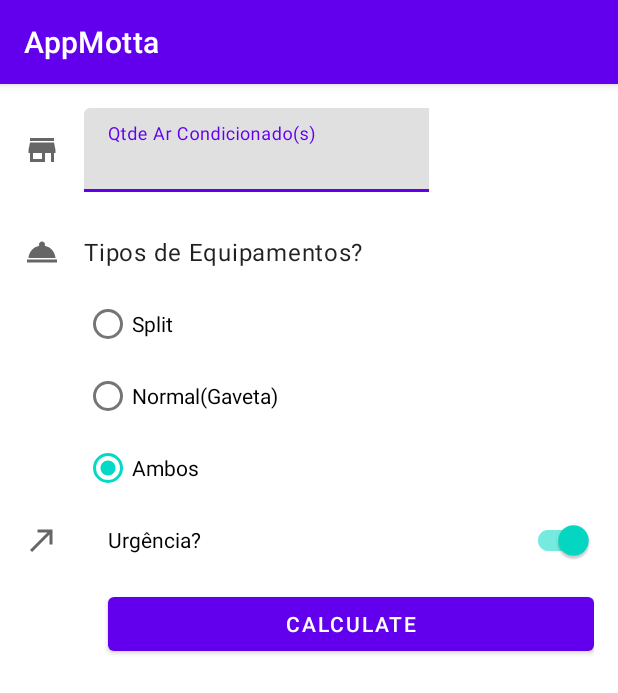
After one commit to FranciscoAguiar/MottaEngenharia, an Android app: the DetailActivity screen opened directly, with no data from a screen before it, on a phone screen of 412 x 824 dp. The commit adds this screen. Shown: the top 693 px of the screen. Run offline under Robolectric (Android 15) with nearby library versions, the phone set to English and light mode, and no system bars.

Commit message:
Adding detail page

```diff
--- /dev/null
+++ b/app/src/main/java/br/com/fa/appmotta/DetailActivity.kt
@@ -0,0 +1,21 @@
+package br.com.fa.appmotta
+
+import android.os.Build
+import androidx.appcompat.app.AppCompatActivity
+import android.os.Bundle
+import br.com.fa.appmotta.model.Model
+
+class DetailActivity : AppCompatActivity() {
+    override fun onCreate(savedInstanceState: Bundle?) {
+        super.onCreate(savedInstanceState)
+        setContentView(R.layout.activity_detail)
+        val model = if (Build.VERSION.SDK_INT >= Build.VERSION_CODES.TIRAMISU) {
+            intent.getParcelableExtra("model", Model::class.java)
+        } else {
+            intent.getParcelableExtra<Model>("model")
+        }
+        if (model != null) {
+            System.out.println("Teste----------1"+ model.title)
+        }
+    }
+}
--- a/app/src/main/java/br/com/fa/appmotta/adapter/ItemAdapter.kt
+++ b/app/src/main/java/br/com/fa/appmotta/adapter/ItemAdapter.kt
@@ -14,6 +14,8 @@ import kotlinx.android.synthetic.main.row.view.*
 
 class ItemAdapter(val arrayList: ArrayList<Model>, val context: Context):
     RecyclerView.Adapter<ItemAdapter.ItemViewHolder>() {
+
+    var onItemClick : ((Model) -> Unit)? = null
 
     class ItemViewHolder(private val view:View): RecyclerView.ViewHolder(view){
 
@@ -44,5 +46,8 @@ class ItemAdapter(val arrayList: ArrayList<Model>, val context: Context):
     override fun onBindViewHolder(holder: ItemViewHolder, position: Int) {
         val item = arrayList[position]
         holder.bindItems(item)
+        holder.itemView.setOnClickListener{
+            onItemClick?.invoke(item)
+        }
     }
 }
--- a/app/src/main/java/br/com/fa/appmotta/fragments/MenuFragment.kt
+++ b/app/src/main/java/br/com/fa/appmotta/fragments/MenuFragment.kt
@@ -1,5 +1,6 @@
 package br.com.fa.appmotta.fragments
 
+import android.content.Intent
 import android.os.Bundle
 import androidx.fragment.app.Fragment
 import android.view.LayoutInflater
@@ -7,6 +8,7 @@ import android.view.View
 import android.view.ViewGroup
 import androidx.recyclerview.widget.LinearLayoutManager
 import androidx.recyclerview.widget.RecyclerView
+import br.com.fa.appmotta.DetailActivity
 import br.com.fa.appmotta.R
 import br.com.fa.appmotta.adapter.ItemAdapter
 import br.com.fa.appmotta.data.Datasource
@@ -32,14 +34,28 @@ class MenuFragment : Fragment() {
     override fun onViewCreated(itemView: View, savedInstanceState: Bundle?) {
         super.onViewCreated(itemView, savedInstanceState)
         val myDataset = Datasource().loadModels()
-
+        var myAdapter = ItemAdapter(myDataset, requireContext())
         recyclerView.apply {
             // set a LinearLayoutManager to handle Android
             // RecyclerView behavior
             layoutManager = LinearLayoutManager(activity)
             // set the custom adapter to the RecyclerView
-            adapter =  ItemAdapter(myDataset, requireContext())
+            adapter =  myAdapter
         }
+
+        myAdapter.onItemClick = {
+            System.out.println("----------------teste")
+
+            val intent = Intent(requireContext(),DetailActivity::class.java)
+            intent.putExtra("model", it)
+            System.out.println("----------------teste"+it.title)
+
+            startActivity(intent)
+
+
+        }
+
+
     }
 
 
--- a/app/src/main/java/br/com/fa/appmotta/model/Model.kt
+++ b/app/src/main/java/br/com/fa/appmotta/model/Model.kt
@@ -1,4 +1,36 @@
 package br.com.fa.appmotta.model
 
-class Model(val title: String, val des: String, val image:Int) {
+
+import android.os.Parcel
+import android.os.Parcelable
+
+data class Model(val title: String, val des: String, val image:Int) : Parcelable {
+    constructor(parcel: Parcel) : this(
+        parcel.readString()!!,
+        parcel.readString()!!,
+        parcel.readInt()
+    ) {
+    }
+
+    override fun describeContents(): Int {
+      return 0
+    }
+
+    override fun writeToParcel(dest: Parcel, flags: Int) {
+        dest?.writeString(this.title)
+        dest?.writeString(this.des)
+        dest?.writeInt(this.image)
+
+    }
+
+    companion object CREATOR : Parcelable.Creator<Model> {
+        override fun createFromParcel(parcel: Parcel): Model {
+            return Model(parcel)
+        }
+
+        override fun newArray(size: Int): Array<Model?> {
+            return arrayOfNulls(size)
+        }
+    }
+
 }
--- /dev/null
+++ b/app/src/main/res/drawable/ic_round_up.xml
@@ -0,0 +1,10 @@
+<vector xmlns:android="http://schemas.android.com/apk/res/android"
+    android:width="24dp"
+    android:height="24dp"
+    android:viewportWidth="24"
+    android:viewportHeight="24"
+    android:tint="?attr/colorControlNormal">
+  <path
+      android:fillColor="@android:color/white"
+      android:pathData="M9,5v2h6.59L4,18.59 5.41,20 17,8.41V15h2V5z"/>
+</vector>
--- /dev/null
+++ b/app/src/main/res/drawable/ic_service.xml
@@ -0,0 +1,10 @@
+<vector xmlns:android="http://schemas.android.com/apk/res/android"
+    android:width="24dp"
+    android:height="24dp"
+    android:viewportWidth="24"
+    android:viewportHeight="24"
+    android:tint="?attr/colorControlNormal">
+  <path
+      android:fillColor="@android:color/white"
+      android:pathData="M2,17h20v2L2,19zM13.84,7.79c0.1,-0.24 0.16,-0.51 0.16,-0.79 0,-1.1 -0.9,-2 -2,-2s-2,0.9 -2,2c0,0.28 0.06,0.55 0.16,0.79C6.25,8.6 3.27,11.93 3,16h18c-0.27,-4.07 -3.25,-7.4 -7.16,-8.21z"/>
+</vector>
--- /dev/null
+++ b/app/src/main/res/drawable/ic_store.xml
@@ -0,0 +1,10 @@
+<vector xmlns:android="http://schemas.android.com/apk/res/android"
+    android:width="24dp"
+    android:height="24dp"
+    android:viewportWidth="24"
+    android:viewportHeight="24"
+    android:tint="?attr/colorControlNormal">
+  <path
+      android:fillColor="@android:color/white"
+      android:pathData="M20,4L4,4v2h16L20,4zM21,14v-2l-1,-5L4,7l-1,5v2h1v6h10v-6h4v6h2v-6h1zM12,18L6,18v-4h6v4z"/>
+</vector>
--- /dev/null
+++ b/app/src/main/res/layout/activity_detail.xml
@@ -0,0 +1,132 @@
+<?xml version="1.0" encoding="utf-8"?>
+<ScrollView
+    xmlns:android="http://schemas.android.com/apk/res/android"
+    xmlns:app="http://schemas.android.com/apk/res-auto"
+    xmlns:tools="http://schemas.android.com/tools"
+    android:layout_height="match_parent"
+    android:layout_width="match_parent">
+
+<androidx.constraintlayout.widget.ConstraintLayout
+    android:layout_width="match_parent"
+    android:layout_height="match_parent"
+    android:padding="16dp"
+    tools:context=".DetailActivity">
+
+
+
+    <ImageView
+        android:id="@+id/icon_cost_of_service"
+        android:layout_width="wrap_content"
+        android:layout_height="wrap_content"
+        android:importantForAccessibility="no"
+        app:srcCompat="@drawable/ic_store"
+        app:layout_constraintStart_toStartOf="parent"
+        app:layout_constraintTop_toTopOf="@id/cost_of_service"
+        app:layout_constraintBottom_toBottomOf="@id/cost_of_service"/>
+
+    <com.google.android.material.textfield.TextInputLayout
+        android:id="@+id/cost_of_service"
+        android:layout_width="230dp"
+        android:layout_height="wrap_content"
+        android:hint="Qtde Ar Condicionado(s)"
+        app:layout_constraintTop_toTopOf="parent"
+        android:layout_marginStart="16dp"
+        app:layout_constraintStart_toEndOf="@id/icon_cost_of_service"
+        >
+
+        <com.google.android.material.textfield.TextInputEditText
+            android:id="@+id/cost_of_service_edit_text"
+            android:layout_width="259dp"
+            android:layout_height="wrap_content"
+            android:inputType="numberDecimal" />
+
+    </com.google.android.material.textfield.TextInputLayout>
+
+
+    <ImageView
+        android:id="@+id/icon_service_question"
+        android:layout_width="wrap_content"
+        android:layout_height="wrap_content"
+        android:importantForAccessibility="no"
+        app:srcCompat="@drawable/ic_service"
+        app:layout_constraintStart_toStartOf="parent"
+        app:layout_constraintTop_toTopOf="@id/service_question"
+        app:layout_constraintBottom_toBottomOf="@id/service_question" />
+
+    <TextView
+        android:id="@+id/service_question"
+        style="@style/Widget.TipTime.TextView"
+        android:layout_width="wrap_content"
+        android:layout_height="wrap_content"
+        android:text="Tipos de Equipamentos?"
+        android:layout_marginTop="16dp"
+        app:layout_constraintStart_toStartOf="@id/cost_of_service"
+        app:layout_constraintTop_toBottomOf="@id/cost_of_service"
+        />
+
+    <RadioGroup
+        android:id="@+id/tip_options"
+        android:layout_width="wrap_content"
+        android:layout_height="wrap_content"
+        android:checkedButton="@id/option_fifteen_percent"
+        android:orientation="vertical"
+        app:layout_constraintTop_toBottomOf="@id/service_question"
+        app:layout_constraintStart_toStartOf="@id/service_question">
+
+        <RadioButton
+            android:id="@+id/option_twenty_percent"
+            android:layout_width="wrap_content"
+            android:layout_height="wrap_content"
+            android:text="@string/amazing_20" />
+
+        <RadioButton
+            android:id="@+id/option_eighteen_percent"
+            android:layout_width="wrap_content"
+            android:layout_height="wrap_content"
+            android:text="@string/good_18" />
+
+        <RadioButton
+            android:id="@+id/option_fifteen_percent"
+            android:layout_width="wrap_content"
+            android:layout_height="wrap_content"
+            android:text="@string/ok_15" />
+
+    </RadioGroup>
+
+    <ImageView
+        android:id="@+id/icon_round_up"
+        android:layout_width="wrap_content"
+        android:layout_height="wrap_content"
+        android:importantForAccessibility="no"
+        app:srcCompat="@drawable/ic_round_up"
+        app:layout_constraintStart_toStartOf="parent"
+        app:layout_constraintTop_toTopOf="@id/round_up_switch"
+        app:layout_constraintBottom_toBottomOf="@id/round_up_switch" />
+
+    <com.google.android.material.switchmaterial.SwitchMaterial
+        android:id="@+id/round_up_switch"
+        android:layout_width="0dp"
+        android:layout_height="wrap_content"
+        android:checked="true"
+        android:text="@string/round_up_tip"
+        app:layout_constraintEnd_toEndOf="parent"
+        app:layout_constraintStart_toStartOf="@id/tip_options"
+        app:layout_constraintTop_toBottomOf="@id/tip_options"
+        android:layout_marginStart="16dp"
+        app:layout_constraintStart_toEndOf="@id/icon_round_up"
+        />
+
+    <Button
+        android:id="@+id/calculate_button"
+        android:layout_width="0dp"
+        android:layout_height="wrap_content"
+        android:text="@string/calculate"
+        app:layout_constraintEnd_toEndOf="parent"
+        app:layout_constraintTop_toBottomOf="@id/round_up_switch"
+        android:layout_marginTop="8dp"
+        app:layout_constraintStart_toStartOf="@id/round_up_switch"
+        />
+
+</androidx.constraintlayout.widget.ConstraintLayout>
+
+</ScrollView>
--- /dev/null
+++ b/app/src/main/res/values/dimens.xml
@@ -0,0 +1,5 @@
+<?xml version="1.0" encoding="utf-8"?>
+<resources>
+    <dimen name="min_text_height">48dp</dimen>
+
+</resources>
--- a/app/src/main/res/values/strings.xml
+++ b/app/src/main/res/values/strings.xml
@@ -2,4 +2,10 @@
     <string name="app_name">AppMotta</string>
     <!-- TODO: Remove or change this placeholder text -->
     <string name="hello_blank_fragment">Hello blank fragment</string>
+    <string name="amazing_20">Split</string>
+    <string name="good_18">Normal(Gaveta)</string>
+    <string name="ok_15">Ambos</string>
+    <string name="round_up_tip">Urgência?</string>
+    <string name="calculate">Calculate</string>
+    <string name="tip_amount">Tip Amount: %s</string>
 </resources>
--- /dev/null
+++ b/app/src/main/res/values/styles.xml
@@ -0,0 +1,21 @@
+<?xml version="1.0" encoding="utf-8"?>
+<resources>
+    <style name="Widget.TipTime.TextView" parent="Widget.MaterialComponents.TextView">
+        <item name="android:minHeight">@dimen/min_text_height</item>
+        <item name="android:gravity">center_vertical</item>
+        <item name="android:textAppearance">?attr/textAppearanceBody1</item>
+    </style>
+
+    <style name="Widget.TipTime.CompoundButton.Switch" parent="Widget.MaterialComponents.CompoundButton.Switch">
+        <item name="android:minHeight">@dimen/min_text_height</item>
+        <item name="android:gravity">center_vertical</item>
+        <item name="android:textAppearance">?attr/textAppearanceBody1</item>
+    </style>
+
+    <style name="Widget.TipTime.CompoundButton.RadioButton"
+        parent="Widget.MaterialComponents.CompoundButton.RadioButton">
+        <item name="android:paddingStart">8dp</item>
+        <item name="android:textAppearance">?attr/textAppearanceBody1</item>
+    </style>
+
+</resources>
```
Also changed, not shown: app/src/main/AndroidManifest.xml (+6 -5 lines).
